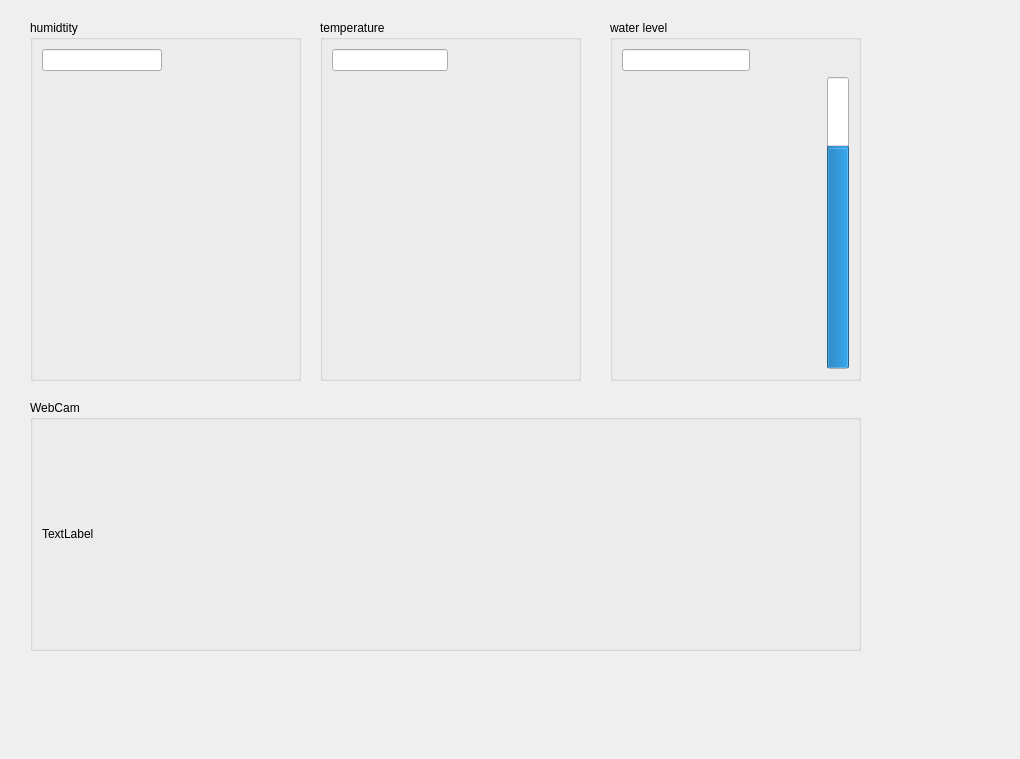
The window that test.ui (addinedu-ros-7th/iot-repo-4) describes before a commit, drawn with Qt 5.
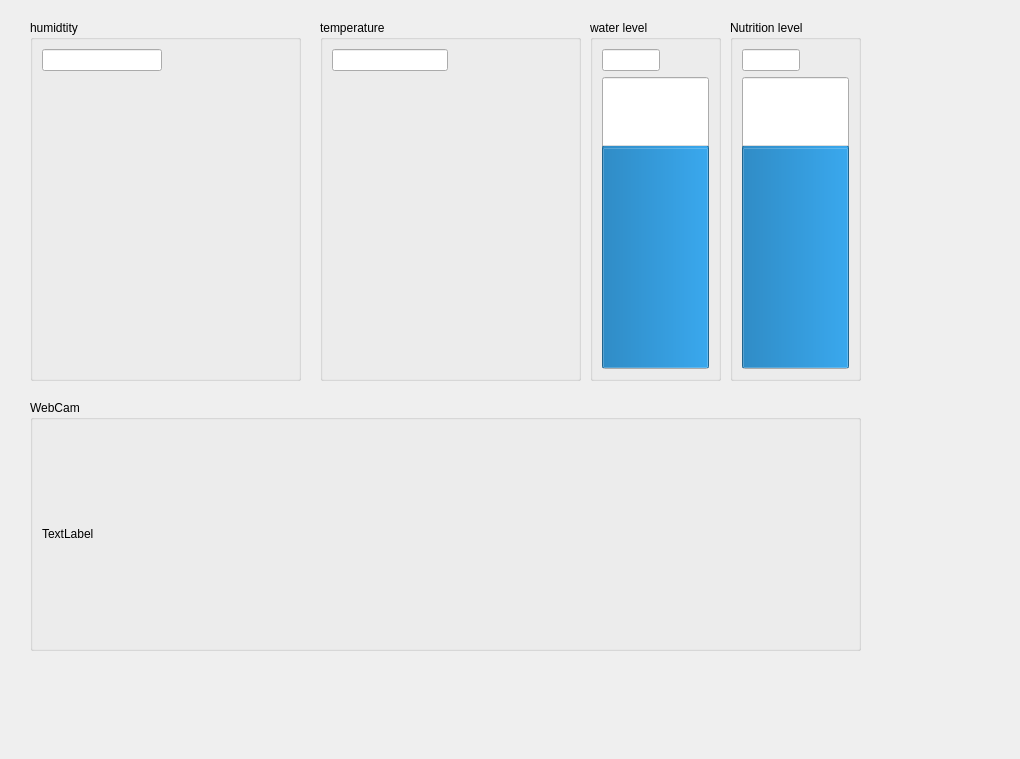
The same window after the commit.

What changed in the file:
```diff
--- a/test.ui
+++ b/test.ui
@@ -92,9 +92,9 @@
   <widget class="QGroupBox" name="gb_waterlevel">
    <property name="geometry">
     <rect>
-     <x>610</x>
+     <x>590</x>
      <y>20</y>
-     <width>251</width>
+     <width>131</width>
      <height>361</height>
     </rect>
    </property>
@@ -109,7 +109,7 @@
       </property>
      </widget>
     </item>
-    <item row="0" column="1" colspan="2">
+    <item row="0" column="1">
      <spacer name="horizontalSpacer_3">
       <property name="orientation">
        <enum>Qt::Horizontal</enum>
@@ -123,10 +123,28 @@
      </spacer>
     </item>
     <item row="1" column="0" colspan="2">
-     <widget class="QWidget" name="wdg_waterlevel" native="true"/>
-    </item>
-    <item row="1" column="2">
      <widget class="QProgressBar" name="pbar_waterlevel">
+      <property name="enabled">
+       <bool>true</bool>
+      </property>
+      <property name="sizePolicy">
+       <sizepolicy hsizetype="Expanding" vsizetype="Expanding">
+        <horstretch>0</horstretch>
+        <verstretch>0</verstretch>
+       </sizepolicy>
+      </property>
+      <property name="sizeIncrement">
+       <size>
+        <width>100</width>
+        <height>100</height>
+       </size>
+      </property>
+      <property name="baseSize">
+       <size>
+        <width>0</width>
+        <height>0</height>
+       </size>
+      </property>
       <property name="autoFillBackground">
        <bool>false</bool>
       </property>
@@ -177,6 +195,90 @@
     </item>
    </layout>
   </widget>
+  <widget class="QGroupBox" name="gb_nutwaterlevel">
+   <property name="geometry">
+    <rect>
+     <x>730</x>
+     <y>20</y>
+     <width>131</width>
+     <height>361</height>
+    </rect>
+   </property>
+   <property name="title">
+    <string>Nutrition level</string>
+   </property>
+   <layout class="QGridLayout" name="gridLayout_5">
+    <item row="0" column="0">
+     <widget class="QLineEdit" name="le_nutwaterlevel">
+      <property name="readOnly">
+       <bool>true</bool>
+      </property>
+     </widget>
+    </item>
+    <item row="0" column="1">
+     <spacer name="horizontalSpacer_4">
+      <property name="orientation">
+       <enum>Qt::Horizontal</enum>
+      </property>
+      <property name="sizeHint" stdset="0">
+       <size>
+        <width>93</width>
+        <height>20</height>
+       </size>
+      </property>
+     </spacer>
+    </item>
+    <item row="1" column="0" colspan="2">
+     <widget class="QProgressBar" name="pbar_nutwaterlevel">
+      <property name="enabled">
+       <bool>true</bool>
+      </property>
+      <property name="sizePolicy">
+       <sizepolicy hsizetype="Expanding" vsizetype="Expanding">
+        <horstretch>0</horstretch>
+        <verstretch>0</verstretch>
+       </sizepolicy>
+      </property>
+      <property name="sizeIncrement">
+       <size>
+        <width>100</width>
+        <height>100</height>
+       </size>
+      </property>
+      <property name="baseSize">
+       <size>
+        <width>0</width>
+        <height>0</height>
+       </size>
+      </property>
+      <property name="autoFillBackground">
+       <bool>false</bool>
+      </property>
+      <property name="maximum">
+       <number>100</number>
+      </property>
+      <property name="value">
+       <number>75</number>
+      </property>
+      <property name="alignment">
+       <set>Qt::AlignCenter</set>
+      </property>
+      <property name="textVisible">
+       <bool>true</bool>
+      </property>
+      <property name="orientation">
+       <enum>Qt::Vertical</enum>
+      </property>
+      <property name="invertedAppearance">
+       <bool>false</bool>
+      </property>
+      <property name="textDirection">
+       <enum>QProgressBar::TopToBottom</enum>
+      </property>
+     </widget>
+    </item>
+   </layout>
+  </widget>
  </widget>
  <resources/>
  <connections/>
```
